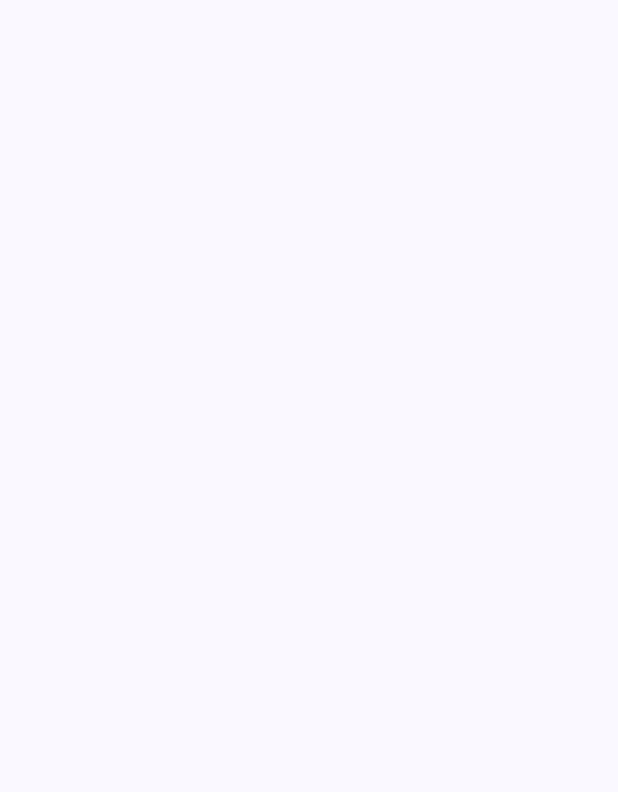
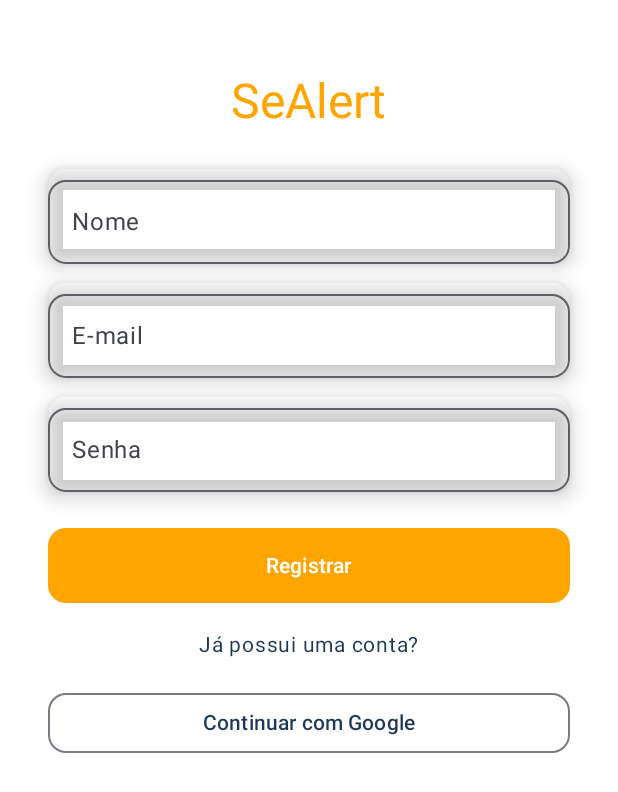
Before and after one commit to I1SWebber/App-FIAP, an Android app built with Jetpack Compose: the screen it shows after launch (MainActivity), on a phone screen of 412 x 824 dp. Before the commit the part shown is empty. Shown: the top 792 px of the screen. Run offline under Robolectric (Android 15) with nearby library versions, the phone set to English and light mode, and no system bars.

Commit message:
feat: create register screen

```diff
--- a/app/src/main/java/br/com/fiap/app/MainActivity.kt
+++ b/app/src/main/java/br/com/fiap/app/MainActivity.kt
@@ -5,14 +5,21 @@ import android.os.Bundle
 import androidx.activity.ComponentActivity
 import androidx.activity.compose.setContent
 import androidx.activity.enableEdgeToEdge
-import androidx.compose.foundation.layout.fillMaxSize
-import androidx.compose.foundation.layout.padding
-import androidx.compose.material3.Scaffold
-import androidx.compose.material3.Text
-import androidx.compose.runtime.Composable
+import androidx.compose.foundation.border
+import androidx.compose.foundation.layout.*
+import androidx.compose.foundation.text.KeyboardOptions
+import androidx.compose.material3.*
+import androidx.compose.runtime.*
+import androidx.compose.ui.Alignment
 import androidx.compose.ui.Modifier
+import androidx.compose.ui.graphics.Color
+import androidx.compose.ui.text.input.KeyboardType
+import androidx.compose.ui.text.input.PasswordVisualTransformation
 import androidx.compose.ui.tooling.preview.Preview
+import androidx.compose.ui.unit.dp
 import br.com.fiap.app.ui.theme.AppTheme
+import br.com.fiap.app.screens.RegisterScreen
+
 
 class MainActivity : ComponentActivity() {
     @SuppressLint("UnusedMaterial3ScaffoldPaddingParameter")
@@ -22,9 +29,19 @@ class MainActivity : ComponentActivity() {
         setContent {
             AppTheme {
                 Scaffold(modifier = Modifier.fillMaxSize()) {
-
+                    RegisterScreen()
                 }
             }
         }
     }
 }
+
+
+
+@Preview(showBackground = true)
+@Composable
+fun RegisterScreenPreview() {
+    AppTheme {
+        RegisterScreen()
+    }
+}
--- /dev/null
+++ b/app/src/main/java/br/com/fiap/app/screens/RegisterScreen.kt
@@ -0,0 +1,120 @@
+package br.com.fiap.app.screens
+
+import androidx.compose.foundation.background
+import androidx.compose.foundation.clickable
+import androidx.compose.foundation.layout.*
+import androidx.compose.foundation.shape.RoundedCornerShape
+import androidx.compose.foundation.text.KeyboardOptions
+import androidx.compose.material3.*
+import androidx.compose.runtime.*
+import androidx.compose.ui.Alignment
+import androidx.compose.ui.Modifier
+import androidx.compose.ui.draw.shadow
+import androidx.compose.ui.graphics.Color
+import androidx.compose.ui.text.input.KeyboardType
+import androidx.compose.ui.text.input.PasswordVisualTransformation
+import androidx.compose.ui.text.style.TextAlign
+import androidx.compose.ui.tooling.preview.Preview
+import androidx.compose.ui.unit.dp
+import androidx.compose.ui.unit.sp
+import br.com.fiap.app.ui.theme.AppTheme
+import br.com.fiap.app.ui.theme.DarkBlueGrey
+import br.com.fiap.app.ui.theme.Orange
+
+@Composable
+fun RegisterScreen() {
+    var name by remember { mutableStateOf("") }
+    var email by remember { mutableStateOf("") }
+    var password by remember { mutableStateOf("") }
+
+    Column(
+        modifier = Modifier
+            .fillMaxSize()
+            .background(Color.White)
+            .padding(horizontal = 32.dp),
+        horizontalAlignment = Alignment.CenterHorizontally
+    ) {
+        Spacer(modifier = Modifier.height(48.dp))
+
+        // Título
+        Text(
+            text = "SeAlert",
+            style = MaterialTheme.typography.headlineLarge,
+            color = Orange
+        )
+
+        Spacer(modifier = Modifier.height(24.dp))
+
+        CustomTextField(value = name, onValueChange = { name = it }, label = "Nome")
+        Spacer(modifier = Modifier.height(12.dp))
+
+        CustomTextField(value = email, onValueChange = { email = it }, label = "E-mail", keyboardType = KeyboardType.Email)
+        Spacer(modifier = Modifier.height(12.dp))
+
+        CustomTextField(value = password, onValueChange = { password = it }, label = "Senha", isPassword = true)
+        Spacer(modifier = Modifier.height(24.dp))
+
+        // Botão de registro
+        Button(
+            onClick = { /* TODO: Implementar lógica de registro */ },
+            modifier = Modifier
+                .fillMaxWidth()
+                .height(50.dp),
+            colors = ButtonDefaults.buttonColors(containerColor = Orange),
+            shape = RoundedCornerShape(12.dp)
+        ) {
+            Text("Registrar", color = Color.White)
+        }
+
+        Spacer(modifier = Modifier.height(16.dp))
+
+        // Alternativa de login
+        Text(
+            text = "Já possui uma conta?",
+            color = DarkBlueGrey,
+            fontSize = 14.sp,
+            modifier = Modifier.clickable { /* TODO: Navegar para tela de login */ }
+        )
+
+        Spacer(modifier = Modifier.height(16.dp))
+
+        // Botão de login com Google
+        OutlinedButton(
+            onClick = { /* TODO: Implementar login com Google */ },
+            modifier = Modifier.fillMaxWidth(),
+            shape = RoundedCornerShape(12.dp)
+        ) {
+            Text(text = "Continuar com Google", color = DarkBlueGrey)
+        }
+    }
+}
+
+@Composable
+fun CustomTextField(
+    value: String,
+    onValueChange: (String) -> Unit,
+    label: String,
+    keyboardType: KeyboardType = KeyboardType.Text,
+    isPassword: Boolean = false
+) {
+    OutlinedTextField(
+        value = value,
+        onValueChange = onValueChange,
+        label = { Text(label) },
+        modifier = Modifier
+            .fillMaxWidth()
+            .background(Color.White, shape = RoundedCornerShape(12.dp))
+            .shadow(8.dp, shape = RoundedCornerShape(12.dp)),
+        keyboardOptions = KeyboardOptions(keyboardType = keyboardType),
+        visualTransformation = if (isPassword) PasswordVisualTransformation() else androidx.compose.ui.text.input.VisualTransformation.None,
+        shape = RoundedCornerShape(12.dp),
+    )
+}
+
+@Preview(showBackground = true)
+@Composable
+fun RegisterScreenPreview() {
+    AppTheme {
+        RegisterScreen()
+    }
+}
--- a/app/src/main/java/br/com/fiap/app/ui/theme/Color.kt
+++ b/app/src/main/java/br/com/fiap/app/ui/theme/Color.kt
@@ -9,3 +9,7 @@ val Pink80 = Color(0xFFEFB8C8)
 val Purple40 = Color(0xFF6650a4)
 val PurpleGrey40 = Color(0xFF625b71)
 val Pink40 = Color(0xFF7D5260)
+
+val Orange = Color(0xFFFFA500)
+
+val DarkBlueGrey = Color(0xFF1C3755)
```
